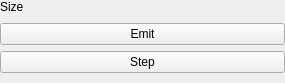
Old version of the form applications/ParticlesEditor/src/SceneTab/ParticleFieldWidget.ui in the repository AluminiumRat/mtt.
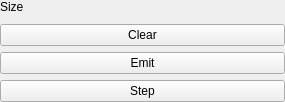
New version of the form.

Commit message: ParticlesDrawable has been added

What changed in the file:
```diff
--- a/applications/ParticlesEditor/src/SceneTab/ParticleFieldWidget.ui
+++ b/applications/ParticlesEditor/src/SceneTab/ParticleFieldWidget.ui
@@ -7,7 +7,7 @@
     <x>0</x>
     <y>0</y>
     <width>285</width>
-    <height>83</height>
+    <height>102</height>
    </rect>
   </property>
   <property name="windowTitle">
@@ -27,7 +27,7 @@
     <number>0</number>
    </property>
    <property name="bottomMargin">
-    <number>10</number>
+    <number>0</number>
    </property>
    <item>
     <layout class="QHBoxLayout" name="sizeLayout">
@@ -49,6 +49,13 @@
      </item>
     </layout>
    </item>
+   <item>
+    <widget class="QPushButton" name="clearButton">
+     <property name="text">
+      <string>Clear</string>
+     </property>
+    </widget>
+   </item>
    <item>
     <widget class="QPushButton" name="emitButton">
      <property name="text">
```
The commit also changes 9 other files.
